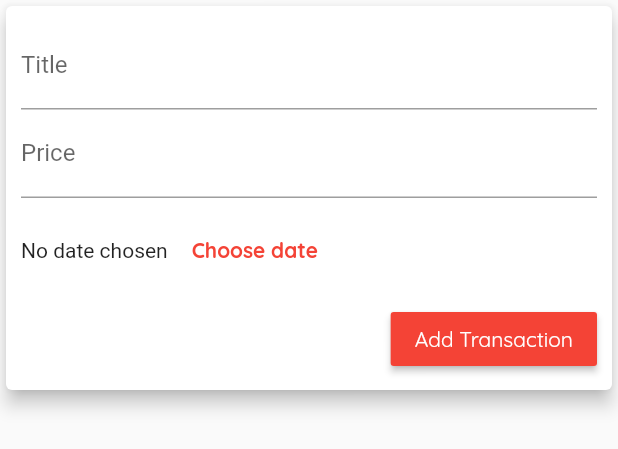
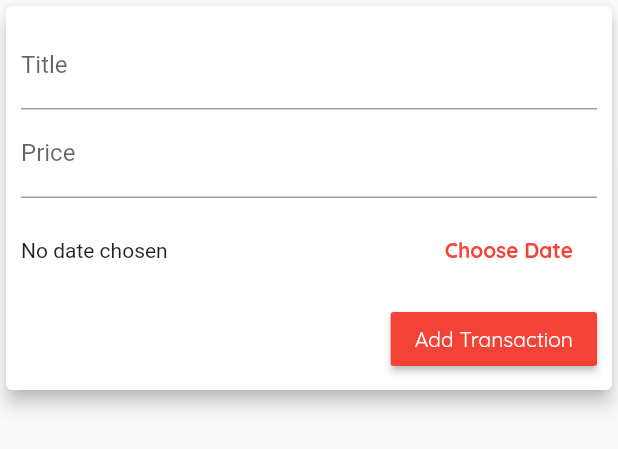
Before and after one commit to Jeff-EunKee-Kim/expense_app, a Flutter app: the NewTransaction widget shown alone on an empty page, opened directly with empty values, on a phone screen of 412 x 824 dp. Shown: the top 449 px of the screen. Run offline on Flutter 3.47's test engine with Material 2 defaults, Android fonts, the phone set to English and light mode, and no system bars.

Commit message:
adaptive to cupertino

```diff
--- /dev/null
+++ b/lib/widgets/adaptive_flat_button.dart
@@ -0,0 +1,36 @@
+import 'dart:io';
+
+import 'package:flutter/material.dart';
+import 'package:flutter/cupertino.dart';
+
+
+class AdaptiveFlatButton extends StatelessWidget {
+  final String text;
+  final Function handler;
+
+  AdaptiveFlatButton(this.text, this.handler);
+
+  @override
+  Widget build(BuildContext context) {
+    return Platform.isIOS
+        ? CupertinoButton(
+            child: Text(
+              text,
+              style: TextStyle(
+                fontWeight: FontWeight.bold,
+              ),
+            ),
+            onPressed: handler,
+          )
+        : FlatButton(
+            textColor: Theme.of(context).primaryColor,
+            child: Text(
+              text,
+              style: TextStyle(
+                fontWeight: FontWeight.bold,
+              ),
+            ),
+            onPressed: handler,
+          );
+  }
+}
--- a/lib/widgets/new_transaction.dart
+++ b/lib/widgets/new_transaction.dart
@@ -1,5 +1,7 @@
 import 'package:flutter/material.dart';
+import 'package:flutter/cupertino.dart';
 import 'package:intl/intl.dart';
+import './adaptive_flat_button.dart';
 
 class NewTransaction extends StatefulWidget {
   final Function addText;
@@ -16,6 +18,9 @@ class _NewTransactionState extends State<NewTransaction> {
   DateTime _chosenDate;
 
   void _submitData() {
+    if (_amountController.text.isEmpty) {
+      return;
+    }
     final enteredTitle = _titleController.text;
     final enteredAmount = double.parse(_amountController.text);
 
@@ -81,21 +86,14 @@ class _NewTransactionState extends State<NewTransaction> {
                   height: 70,
                   child: Row(
                     children: <Widget>[
-                      Text(
-                        _chosenDate == null
-                            ? 'No date chosen'
-                            : "You chose: ${DateFormat.yMd().format(_chosenDate)}",
+                      Expanded(
+                        child: Text(
+                          _chosenDate == null
+                              ? 'No date chosen'
+                              : "You chose: ${DateFormat.yMd().format(_chosenDate)}",
+                        ),
                       ),
-                      FlatButton(
-                        textColor: Theme.of(context).primaryColor,
-                        child: Text(
-                          'Choose date',
-                          style: TextStyle(
-                            fontWeight: FontWeight.bold,
-                          ),
-                        ),
-                        onPressed: _showDatePicker,
-                      ),
+                      AdaptiveFlatButton('Choose Date', _showDatePicker),
                     ],
                   ),
                 ),
```
Also changed, not shown: lib/main.dart (+81 -27 lines).
